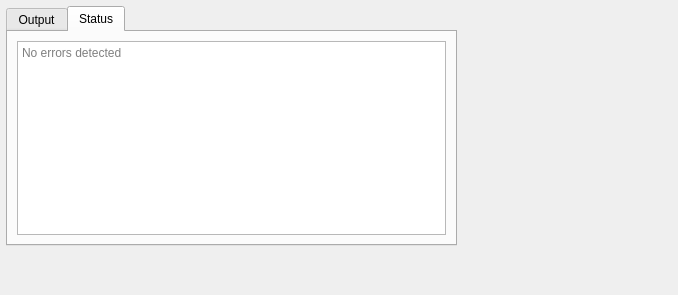
Before: the Qt Designer form addons/externaltools/toolview.ui in KDE/kate, drawn with Qt 5.
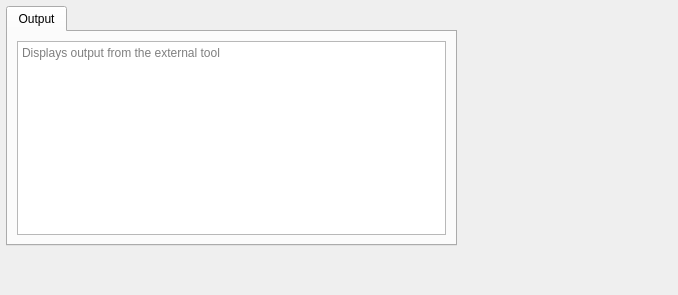
After: the same form once the commit is applied. The open tabs and pages were chosen to show the change.

Commit message: use output view for external tools status things

What changed in the file:
```diff
--- a/addons/externaltools/toolview.ui
+++ b/addons/externaltools/toolview.ui
@@ -39,23 +39,6 @@
      </item>
     </layout>
    </widget>
-   <widget class="QWidget" name="tabStatus">
-    <attribute name="title">
-     <string>Status</string>
-    </attribute>
-    <layout class="QVBoxLayout" name="verticalLayout_2">
-     <item>
-      <widget class="QTextEdit" name="teStatus">
-       <property name="readOnly">
-        <bool>true</bool>
-       </property>
-       <property name="placeholderText">
-        <string>No errors detected</string>
-       </property>
-      </widget>
-     </item>
-    </layout>
-   </widget>
   </widget>
  </widget>
  <resources/>
```
The commit also changes 3 other files.
